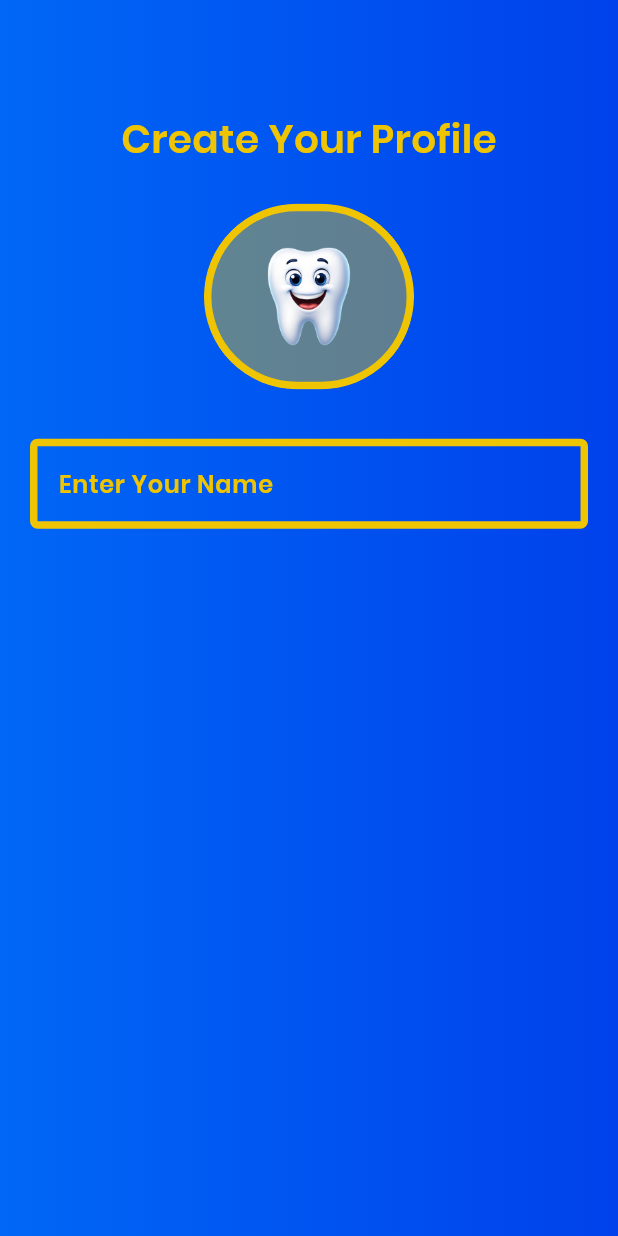
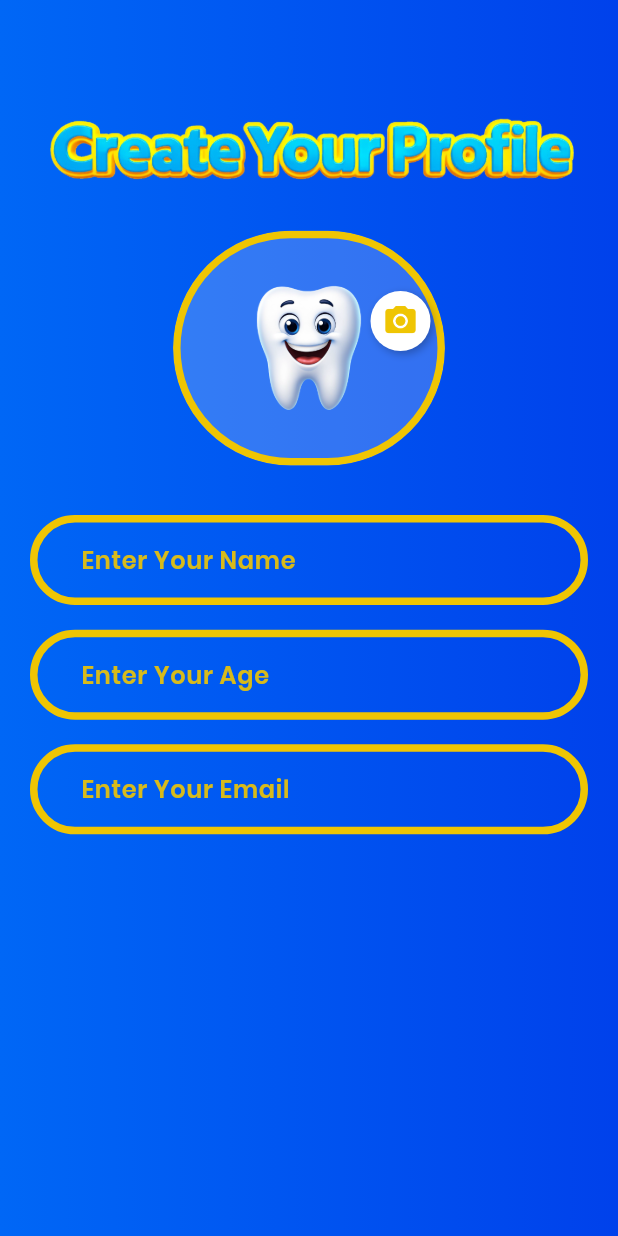
Before and after one commit to chamudithadilanka/smiley_toothy, a Flutter app: the RegisterScreen screen opened directly, on a phone screen of 412 x 824 dp. Run offline on Flutter 3.47's test engine with Material 3 defaults, Android fonts, the phone set to English and light mode, and no system bars; our stand-ins replace flutter_bloc.

Commit message:
Register Screen Changes and Text Feiled Changes

```diff
--- a/lib/screens/register_screen/register_screen.dart
+++ b/lib/screens/register_screen/register_screen.dart
@@ -1,6 +1,6 @@
 import 'package:flutter/material.dart';
 import 'package:smiley_toothy/color_theme/color_theme.dart';
-import 'package:smiley_toothy/screens/register_screen/widget/custom_text_feild.dart';
+import 'package:smiley_toothy/screens/register_screen/widget/custom_text_filed.dart';
 
 class RegisterScreen extends StatelessWidget {
   const RegisterScreen({super.key});
@@ -12,6 +12,7 @@ class RegisterScreen extends StatelessWidget {
     return Scaffold(
       body: Stack(
         children: [
+
           Container(
             width: screenWidth * 1.0,
             height: screenHeight * 1.0,
@@ -24,31 +25,23 @@ class RegisterScreen extends StatelessWidget {
               crossAxisAlignment: CrossAxisAlignment.center,
               children: [
                 SizedBox(height: screenHeight * 0.09),
-                Text(
-                  "Create Your Profile",
-                  style: TextStyle(
-                    color: kMainLoadingIndicatorYellowdark,
-                    fontFamily: "Poppins",
-                    fontSize: 26,
-                    fontWeight: FontWeight.w700,
-                  ),
-                ),
+                Image.asset("assets/image/create_account.png",width: 380,),
                 SizedBox(height: screenHeight * 0.03),
                 ClipRRect(
                   borderRadius: BorderRadius.circular(100),
                   child: Container(
-                    width: screenWidth * 0.34,
-                    height: screenHeight * 0.15,
+                    width: screenWidth * 0.44,
+                    height: screenHeight * 0.19,
                     decoration: BoxDecoration(
                       borderRadius: BorderRadius.circular(100),
                       boxShadow: [
                         BoxShadow(
-                          color: kMainLoadingIndicatorYellowdark.withValues(
-                            alpha: 0.4,
+                          color: kMainLoadingWhitContainerColor.withValues(
+                            alpha: 0.2,
                           ),
-                          spreadRadius: 9,
+                          spreadRadius: 3,
                           blurRadius: 3,
-                          offset: Offset(1, 1),
+
                         ),
                       ],
                       border: Border.all(
@@ -65,7 +58,36 @@ class RegisterScreen extends StatelessWidget {
                 ),
                 SizedBox(height: screenHeight * 0.04),
                 CustomTextInputRegisterScreen(hintText: "Enter Your Name"),
+                SizedBox(height: screenHeight * 0.02),
+                CustomTextInputRegisterScreen(hintText: "Enter Your Age"),
+                SizedBox(height: screenHeight * 0.02),
+                CustomTextInputRegisterScreen(hintText: "Enter Your Email"),
+                //time day and night
+
               ],
+            ),
+          ),
+          Positioned(
+            bottom: 590,
+            right: 125,
+            child: Container(
+              padding: EdgeInsets.all(8),
+              decoration: BoxDecoration(
+                color: kMainLoadingWhitContainerColor,
+                shape: BoxShape.circle,
+                boxShadow: [
+                  BoxShadow(
+                    color: Colors.black26,
+                    blurRadius: 4,
+                    offset: Offset(2, 2),
+                  ),
+                ],
+              ),
+              child: Icon(
+                Icons.camera_alt,
+                color: kMainLoadingIndicatorYellowdark,
+                size: 24,
+              ),
             ),
           ),
         ],
--- a/lib/screens/register_screen/widget/custom_text_feild.dart
+++ b/lib/screens/register_screen/widget/custom_text_filed.dart
@@ -23,10 +23,10 @@ class CustomTextInputRegisterScreen extends StatelessWidget {
         cursorColor: kMianLoadingIndicatorYellowNormal,
         cursorErrorColor: Colors.red,
         decoration: InputDecoration(
-          contentPadding: EdgeInsets.symmetric(horizontal: 15,vertical: 15),
+          contentPadding: EdgeInsets.symmetric(horizontal: 30,vertical: 15),
           labelText: hintText,
           labelStyle: TextStyle(
-            color: kMainLoadingIndicatorYellowdark,
+            color: kMainLoadingIndicatorYellowdark.withValues(alpha: 0.9),
                 fontWeight: FontWeight.w600
           ),
           enabledBorder: OutlineInputBorder(
@@ -34,14 +34,14 @@ class CustomTextInputRegisterScreen extends StatelessWidget {
               color: kMainLoadingIndicatorYellowdark,
               width: 5,
             ),
-            borderRadius: BorderRadius.circular(5),
+            borderRadius: BorderRadius.circular(35),
           ),
           focusedBorder: OutlineInputBorder(
             borderSide: BorderSide(
               color: kMainLoadingIndicatorYellowdark,
               width: 5,
             ),
-            borderRadius: BorderRadius.circular(10),
+            borderRadius: BorderRadius.circular(30),
           ),
         ),
       ),
```
Also changed, not shown: assets/image/create_account.png (added).
